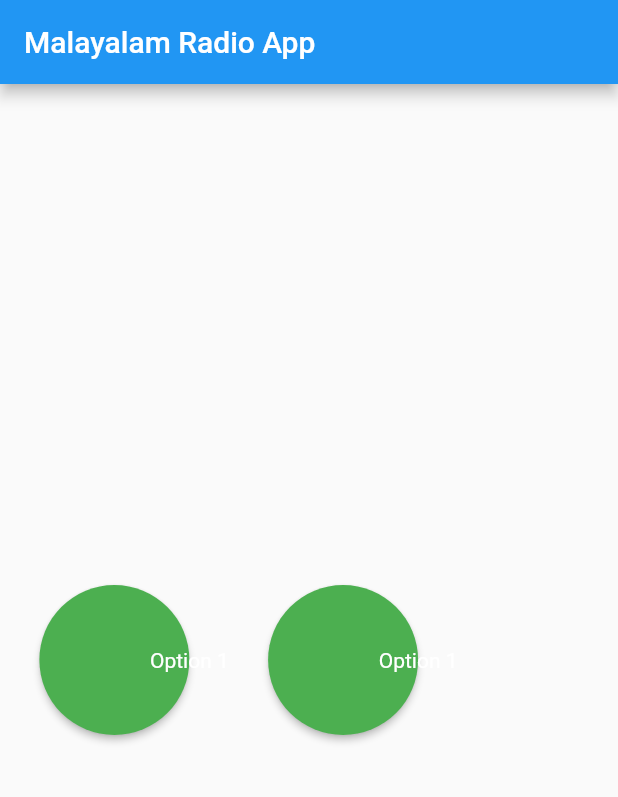
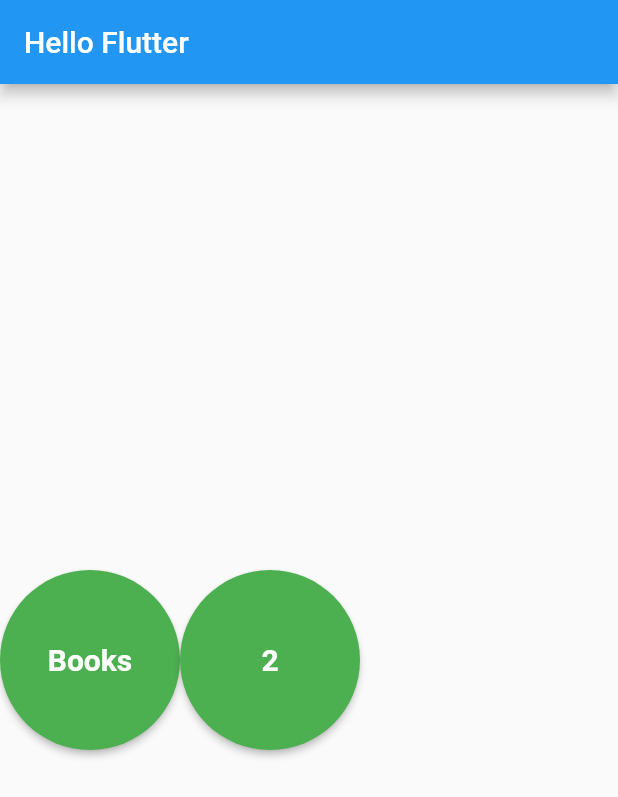
Before and after one commit to ramrcram/HelloFlutter, a Flutter app: the screen it shows after launch, on a phone screen of 412 x 824 dp. Shown: the top 797 px of the screen. Run offline on Flutter 3.47's test engine with Material 2 defaults, Android fonts, the phone set to English and light mode, and no system bars.

Commit message:
File renamed Button alignment

```diff
--- a/lib/Widgets/HomeActionButton.dart
+++ b/lib/Widgets/HomeActionButton.dart
@@ -17,22 +17,26 @@ class _HomeActionButtonState extends State<HomeActionButton> {
           splashColor: Colors.greenAccent,
           shape: new CircleBorder(),
           child: Padding(
-            padding: EdgeInsets.all(0.0),
+            padding: EdgeInsets.all(10.0),
             child: Row(
               mainAxisSize: MainAxisSize.min,
               children: <Widget>[
                 SizedBox(
                   width: 100.0,
                   height: 100.0,
-                ),
-                Text(
-                  widget.buttonText,
-                  maxLines: 1,
-                style: TextStyle(color: Colors.white),
+                  child: Center(
+                    child: Text(
+                    widget.buttonText,
+                    maxLines: 1,
+                    style: TextStyle(
+                      color: Colors.white,
+                      fontWeight:FontWeight.bold,
+                      fontSize: 20.0),
+                  ),
+                  )
+              )]
             ),
-          ],
         ),
-      ),
       onPressed: widget.onPressed
     );
   }
--- a/lib/main.dart
+++ b/lib/main.dart
@@ -1,6 +1,6 @@
 import 'package:flutter/material.dart';
 import 'Widgets/HomeActionButton.dart';
-import 'package:helloflutter/Screen/SecondSreen.dart';
+import 'package:helloflutter/Screen/SecondScreen.dart';
 import 'package:helloflutter/Screen/FirebaseScreen.dart';
 
 void main() => runApp(RadioApp());
@@ -18,17 +18,17 @@ class HomeScreen extends StatelessWidget {
   Widget build(BuildContext context) {
     return new Scaffold(
       appBar: new AppBar(
-        title: new Text("Malayalam Radio App"),
+        title: new Text("Hello Flutter"),
       ),
       body: new Center(
         child : new Row(
           children: <Widget>[
             new HomeActionButton(onPressed: (){
                 Navigator.push(context,new MaterialPageRoute(builder: (context) => new SecondSreen()));
-              },buttonText: "Option 1"),
+              },buttonText: "Books"),
               new HomeActionButton(onPressed: (){
                 Navigator.push(context,new MaterialPageRoute(builder: (context) => new FirebaseScreen()));
-              },buttonText: "Option 1")
+              },buttonText: "2")
             ],
         )
       ),
```
Also changed, not shown: lib/Screen/SecondScreen.dart (renamed from lib/Screen/SecondSreen.dart).
